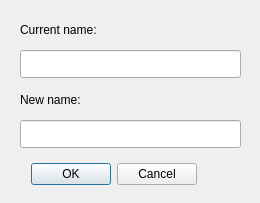
Before: the Qt Designer form experiment_name_form.ui in sergeysolov/ExperimentAnalyser, drawn with Qt 5.
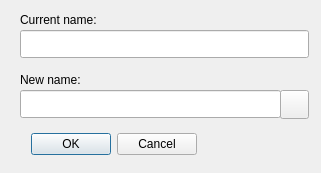
After: the same form once the commit is applied. Icons and pictures are not drawn.

```diff
--- a/experiment_name_form.ui
+++ b/experiment_name_form.ui
@@ -6,8 +6,8 @@
    <rect>
     <x>0</x>
     <y>0</y>
-    <width>260</width>
-    <height>203</height>
+    <width>321</width>
+    <height>173</height>
    </rect>
   </property>
   <property name="windowTitle">
@@ -17,7 +17,7 @@
    <property name="geometry">
     <rect>
      <x>20</x>
-     <y>20</y>
+     <y>10</y>
      <width>101</width>
      <height>20</height>
     </rect>
@@ -30,8 +30,8 @@
    <property name="geometry">
     <rect>
      <x>20</x>
-     <y>50</y>
-     <width>221</width>
+     <y>30</y>
+     <width>289</width>
      <height>28</height>
     </rect>
    </property>
@@ -40,7 +40,7 @@
    <property name="geometry">
     <rect>
      <x>20</x>
-     <y>90</y>
+     <y>70</y>
      <width>101</width>
      <height>20</height>
     </rect>
@@ -53,8 +53,8 @@
    <property name="geometry">
     <rect>
      <x>20</x>
-     <y>120</y>
-     <width>221</width>
+     <y>90</y>
+     <width>261</width>
      <height>28</height>
     </rect>
    </property>
@@ -63,7 +63,7 @@
    <property name="geometry">
     <rect>
      <x>30</x>
-     <y>160</y>
+     <y>130</y>
      <width>167</width>
      <height>29</height>
     </rect>
@@ -72,6 +72,29 @@
     <set>QDialogButtonBox::Cancel|QDialogButtonBox::Ok</set>
    </property>
   </widget>
+  <widget class="QPushButton" name="clear_pushButton">
+   <property name="geometry">
+    <rect>
+     <x>280</x>
+     <y>90</y>
+     <width>29</width>
+     <height>29</height>
+    </rect>
+   </property>
+   <property name="text">
+    <string/>
+   </property>
+   <property name="icon">
+    <iconset resource="icons.qrc">
+     <normaloff>:/remove_icon.png</normaloff>:/remove_icon.png</iconset>
+   </property>
+   <property name="iconSize">
+    <size>
+     <width>25</width>
+     <height>25</height>
+    </size>
+   </property>
+  </widget>
  </widget>
  <resources/>
  <connections/>
```
Left out of the diff: 4 changed lines with no effect on the pictures.
